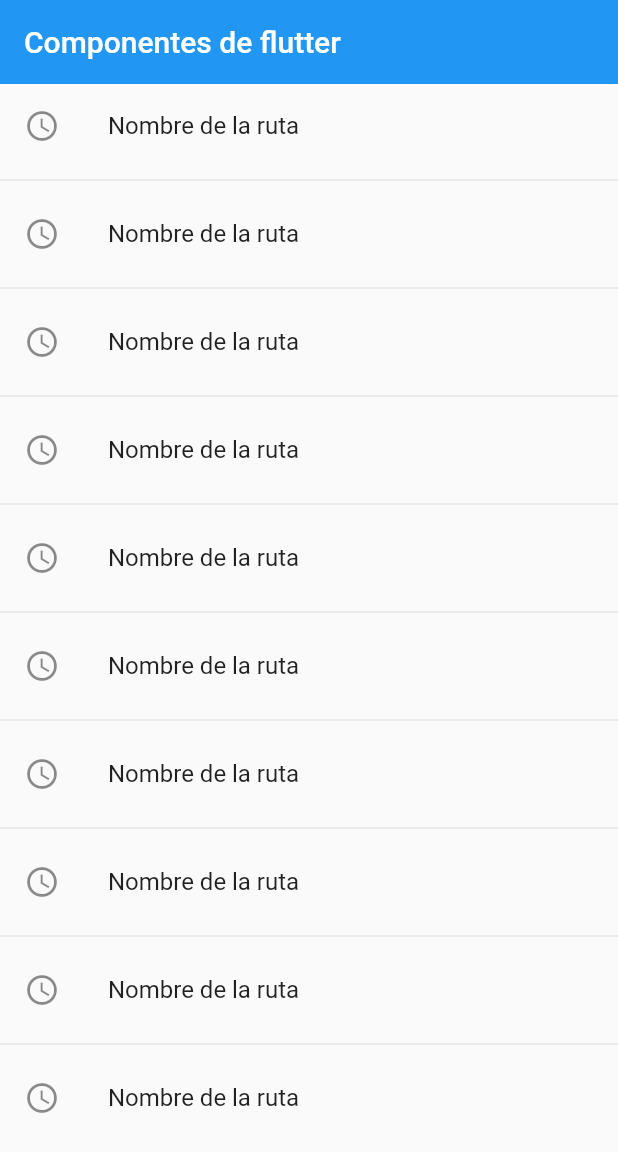
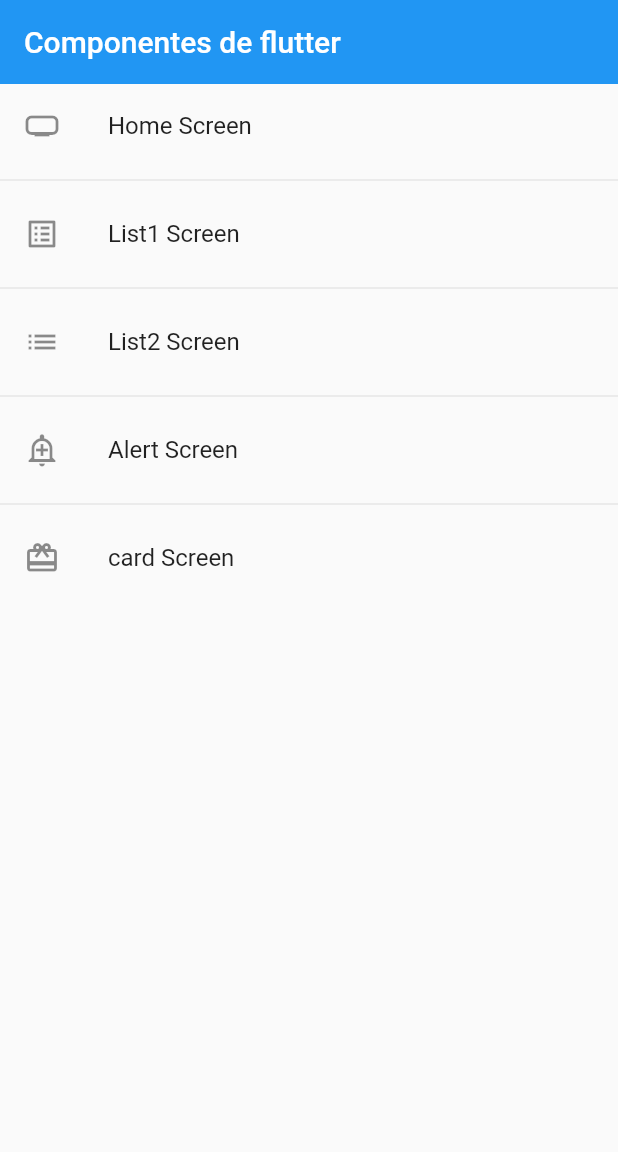
Before and after one commit to carlossuarezquintero/Flutter.Training, a Flutter app: the screen it shows after launch, on a phone screen of 412 x 824 dp. Shown: the top 1152 px of the screen. Run offline on Flutter 3.47's test engine with Material 2 defaults, Android fonts, the phone set to English and light mode, and no system bars.

Commit message:
Implementacion de rutas dinamicas

```diff
--- a/lib/main.dart
+++ b/lib/main.dart
@@ -1,5 +1,5 @@
 import 'package:flutter/material.dart';
-import 'screens/screens.dart';
+import 'package:flutter_test_components/router/app_routes.dart';
 
 void main() => runApp(const MyApp());
 
@@ -9,21 +9,9 @@
   @override
   Widget build(BuildContext context) {
     return MaterialApp(
-      title: 'Material App',
-      initialRoute: 'home',
-      home: const Listview2Screen(),
-      routes: {
-        'home': (context) => const HomeScreen(),
-        'Listview1': (context) => const Listview1Screen(),
-        'Listview2': (context) => const Listview2Screen(),
-        'alert': (context) => const AlertScreen(),
-        'card': (context) => const CardScreen(),
-      },
-      onGenerateRoute: (settings) {
-        return MaterialPageRoute(
-          builder: (context) => const AlertScreen(),
-        );
-      },
-    );
+        title: 'Material App',
+        initialRoute: AppRoutes.initialRoute,
+        routes: AppRoutes.getAppRoutes(),
+        onGenerateRoute: AppRoutes.onGenerateRoute);
   }
 }
--- /dev/null
+++ b/lib/models/menu_option.dart
@@ -0,0 +1,14 @@
+import 'package:flutter/material.dart' show IconData, Widget;
+
+class MenuOption {
+  final String route;
+  final IconData icon;
+  final String name;
+  final Widget screen;
+
+  MenuOption(
+      {required this.route,
+      required this.icon,
+      required this.name,
+      required this.screen});
+}
--- /dev/null
+++ b/lib/models/models.dart
@@ -0,0 +1 @@
+export 'package:flutter_test_components/models/menu_option.dart';
--- /dev/null
+++ b/lib/router/app_routes.dart
@@ -0,0 +1,60 @@
+import 'package:flutter/material.dart';
+import 'package:flutter_test_components/models/models.dart';
+
+import '../screens/screens.dart';
+
+class AppRoutes {
+  static const initialRoute = 'home';
+  static final menuOptions = <MenuOption>[
+    MenuOption(
+        route: 'home',
+        icon: Icons.home_max_sharp,
+        name: 'Home Screen',
+        screen: const HomeScreen()),
+    MenuOption(
+        route: 'Listview1',
+        icon: Icons.list_alt,
+        name: 'List1 Screen',
+        screen: const Listview1Screen()),
+    MenuOption(
+        route: 'Listview2',
+        icon: Icons.list,
+        name: 'List2 Screen',
+        screen: const Listview2Screen()),
+    MenuOption(
+        route: 'alert',
+        icon: Icons.add_alert_outlined,
+        name: 'Alert Screen',
+        screen: const AlertScreen()),
+    MenuOption(
+        route: 'card',
+        icon: Icons.card_giftcard_outlined,
+        name: 'card Screen',
+        screen: const CardScreen())
+  ];
+
+  static Map<String, Widget Function(BuildContext)> getAppRoutes() {
+    Map<String, Widget Function(BuildContext)> appRoutes = {};
+    appRoutes.addAll({'home': (BuildContext context) => const HomeScreen()});
+
+    for (final option in menuOptions) {
+      appRoutes.addAll({option.route: (BuildContext context) => option.screen});
+    }
+
+    return appRoutes;
+  }
+
+  // static Map<String, Widget Function(BuildContext)> routes = {
+  //   'home': (context) => const HomeScreen(),
+  //   'Listview1': (context) => const Listview1Screen(),
+  //   'Listview2': (context) => const Listview2Screen(),
+  //   'alert': (context) => const AlertScreen(),
+  //   'card': (context) => const CardScreen(),
+  // };
+
+  static Route<dynamic> onGenerateRoute(RouteSettings settings) {
+    return MaterialPageRoute(
+      builder: (context) => const AlertScreen(),
+    );
+  }
+}
--- a/lib/screens/home_screen.dart
+++ b/lib/screens/home_screen.dart
@@ -1,5 +1,6 @@
 import 'package:flutter/material.dart';
 
+import '../router/app_routes.dart';
 import 'screens.dart';
 
 class HomeScreen extends StatelessWidget {
@@ -7,26 +8,26 @@
 
   @override
   Widget build(BuildContext context) {
+    final menuOptions = AppRoutes.menuOptions;
     return Scaffold(
         appBar: AppBar(
           title: const Text('Componentes de flutter'),
           elevation: 0,
         ),
         body: ListView.separated(
-          itemBuilder: (context, index) => ListTile(
-            leading: const Icon(Icons.access_time_outlined),
-            title: const Text('Nombre de la ruta'),
+            itemBuilder: (context, i) => ListTile(
+                  leading: Icon(menuOptions[i].icon),
+                  title: Text(menuOptions[i].name),
                   onTap: () {
                     // final route = MaterialPageRoute(
                     //   builder: (context) => const Listview1Screen(),
                     // );
-              // Navigator.push(context, route);
+                    // Navigator.push(context, route );
 
-              Navigator.pushNamed(context, 'alert');
+                    Navigator.pushNamed(context, menuOptions[i].route);
                   },
                 ),
-          separatorBuilder: (_, __) => const Divider(), itemCount: 10,
-          // itemCount: menuOptions.length
-        ));
+            separatorBuilder: (_, __) => const Divider(),
+            itemCount: menuOptions.length));
   }
 }
```
Lines whose indentation alone changed are shown as unchanged.
